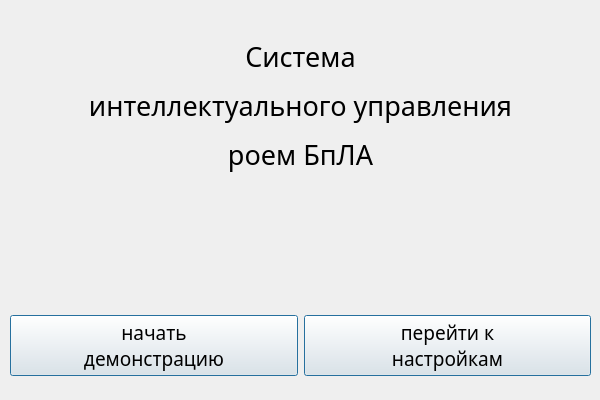
Old version of the form ui_files/main_window.ui in the repository Vanovango/Drones_AI_Controll_2.
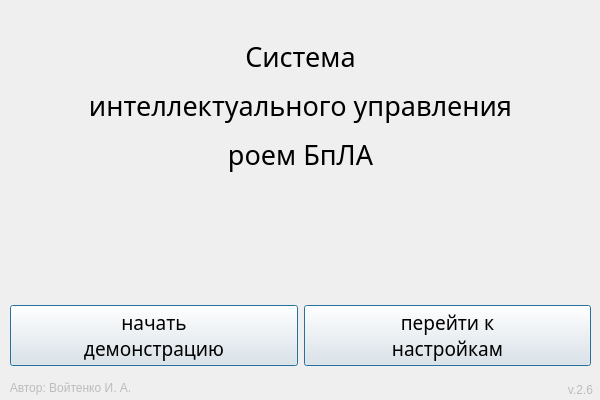
New version of the form.

```diff
--- a/ui_files/main_window.ui
+++ b/ui_files/main_window.ui
@@ -27,14 +27,14 @@
     <property name="geometry">
      <rect>
       <x>10</x>
-      <y>290</y>
+      <y>280</y>
       <width>581</width>
       <height>111</height>
      </rect>
     </property>
     <layout class="QHBoxLayout" name="horizontalLayout">
      <item>
-      <widget class="QPushButton" name="button_go_to_settings">
+      <widget class="QPushButton" name="button_start_demonstration">
        <property name="enabled">
         <bool>true</bool>
        </property>
@@ -84,7 +84,7 @@
       </widget>
      </item>
      <item>
-      <widget class="QPushButton" name="button_start_demonstration">
+      <widget class="QPushButton" name="button_model_settings">
        <property name="enabled">
         <bool>true</bool>
        </property>
@@ -157,6 +157,32 @@
      <string>&lt;html&gt;&lt;head/&gt;&lt;body&gt;&lt;p align=&quot;center&quot;&gt;Система&lt;/p&gt;&lt;p align=&quot;center&quot;&gt;интеллектуального управления&lt;/p&gt;&lt;p align=&quot;center&quot;&gt;роем БпЛА&lt;/p&gt;&lt;/body&gt;&lt;/html&gt;</string>
     </property>
    </widget>
+   <widget class="QLabel" name="label_author">
+    <property name="geometry">
+     <rect>
+      <x>0</x>
+      <y>380</y>
+      <width>141</width>
+      <height>16</height>
+     </rect>
+    </property>
+    <property name="text">
+     <string>&lt;html&gt;&lt;head/&gt;&lt;body&gt;&lt;p align=&quot;center&quot;&gt;&lt;span style=&quot; color:#bcbcbc;&quot;&gt;Автор: Войтенко И. А.&lt;/span&gt;&lt;/p&gt;&lt;/body&gt;&lt;/html&gt;</string>
+    </property>
+   </widget>
+   <widget class="QLabel" name="label_version">
+    <property name="geometry">
+     <rect>
+      <x>560</x>
+      <y>380</y>
+      <width>41</width>
+      <height>20</height>
+     </rect>
+    </property>
+    <property name="text">
+     <string>&lt;html&gt;&lt;head/&gt;&lt;body&gt;&lt;p align=&quot;center&quot;&gt;&lt;span style=&quot; color:#bcbcbc;&quot;&gt;v.2.6&lt;/span&gt;&lt;/p&gt;&lt;/body&gt;&lt;/html&gt;</string>
+    </property>
+   </widget>
   </widget>
  </widget>
  <resources/>
```
